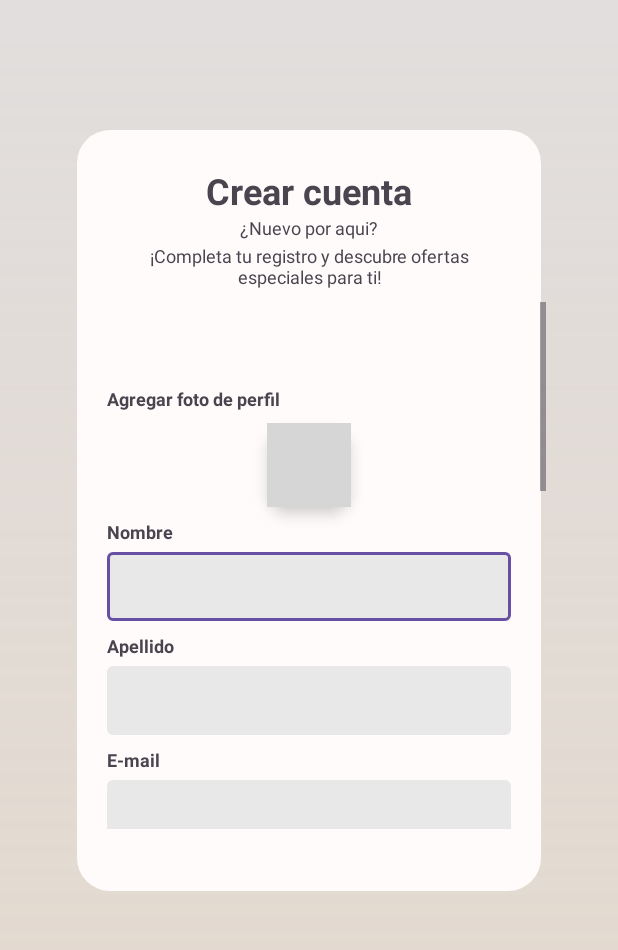
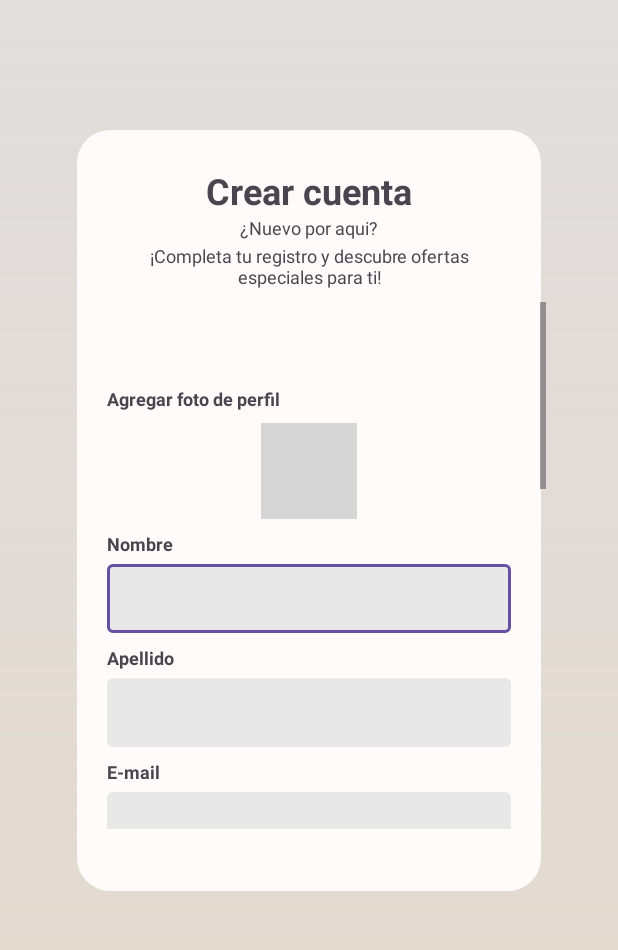
Before and after one commit to Xtefania/Gaia, an Android app: the RegisterActivity screen opened directly, with no data from a screen before it, on a phone screen of 412 x 824 dp, the part 233-1183 px from its top. Run offline under Robolectric (Android 15) with nearby library versions, the phone set to English and light mode, and no system bars; Roboto replaces fonts that are not available here; grey boxes are pictures that could not be loaded.

Commit message:
Actualización formulario registro
Agrega foto de perfil formulario de registro y validación mayor de edad.
Agrega permisos: Internet, estado de la red, leer almacenamiento externo (AndroidManifest.xml)
Agrega dependencias AUTH y MAPS (Module:app / build.gradle.kts)

```diff
--- a/app/build.gradle.kts
+++ b/app/build.gradle.kts
@@ -42,6 +42,8 @@ dependencies {
     implementation(libs.material)
     implementation(libs.androidx.activity)
     implementation(libs.androidx.constraintlayout)
+    implementation("com.google.android.gms:play-services-auth:21.3.0")
+    implementation("com.google.android.gms:play-services-maps:19.2.0")
     testImplementation(libs.junit)
     androidTestImplementation(libs.androidx.junit)
     androidTestImplementation(libs.androidx.espresso.core)
--- a/app/src/main/AndroidManifest.xml
+++ b/app/src/main/AndroidManifest.xml
@@ -1,6 +1,10 @@
 <?xml version="1.0" encoding="utf-8"?>
 <manifest xmlns:android="http://schemas.android.com/apk/res/android"
     xmlns:tools="http://schemas.android.com/tools">
+
+    <uses-permission android:name="android.permission.INTERNET"/>
+    <uses-permission android:name="android.permission.ACCESS_NETWORK_STATE"/>
+    <uses-permission android:name="android.permission.READ_EXTERNAL_STORAGE" />
 
     <application
         android:allowBackup="true"
--- a/app/src/main/res/layout/activity_createaccount.xml
+++ b/app/src/main/res/layout/activity_createaccount.xml
@@ -124,7 +124,22 @@
                 app:layout_constraintStart_toStartOf="parent"
                 app:layout_constraintTop_toTopOf="parent" />
 
-            <com.google.android.material.floatingactionbutton.FloatingActionButton
+            <ImageView
+                android:id="@+id/iv_AgregarFoto"
+                android:layout_width="64dp"
+                android:layout_height="64dp"
+                android:layout_gravity="center"
+                android:layout_marginTop="8dp"
+                android:contentDescription="@string/agregar_foto"
+                android:padding="12dp"
+                android:src="@drawable/ic_camera"
+                android:scaleType="centerCrop"
+                app:layout_constraintEnd_toEndOf="parent"
+                app:layout_constraintHorizontal_bias="0.504"
+                app:layout_constraintStart_toStartOf="parent"
+                app:layout_constraintTop_toBottomOf="@id/textViewFoto" />
+
+            <!--<com.google.android.material.floatingactionbutton.FloatingActionButton
                 android:id="@+id/fab_agregar_foto"
                 android:layout_width="wrap_content"
                 android:layout_height="wrap_content"
@@ -137,7 +152,7 @@
                 app:layout_constraintStart_toStartOf="parent"
                 app:layout_constraintTop_toBottomOf="@id/textViewFoto"
                 app:srcCompat="@drawable/ic_camera"
-                app:tint="@android:color/white" />
+                app:tint="@android:color/white" />-->
 
             <!-- Nombre -->
             <TextView
```
Also changed, not shown: app/src/main/java/com/example/gaia/Activities/RegisterActivity.kt (+65 -2 lines).
